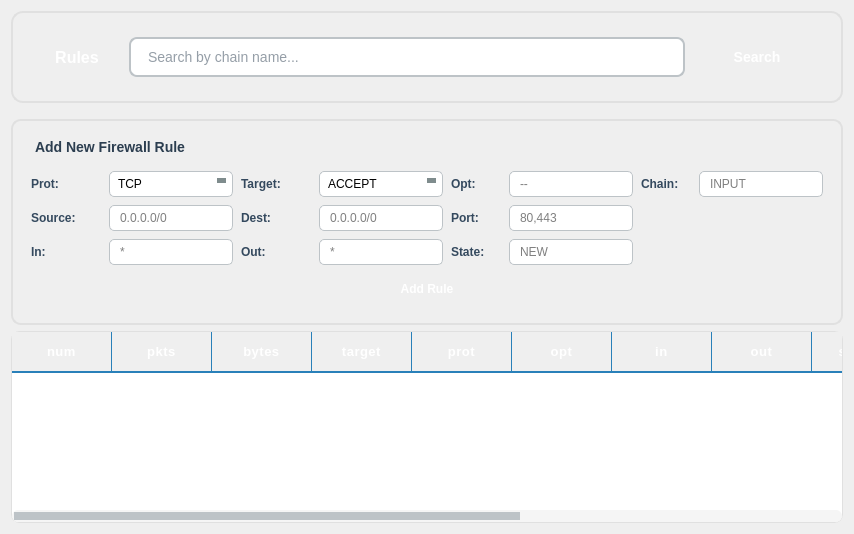
Before: the Qt Designer form frontend/tabs/tab_rules.ui in HoangGiap1804/Firewall-Application, drawn with Qt 5.
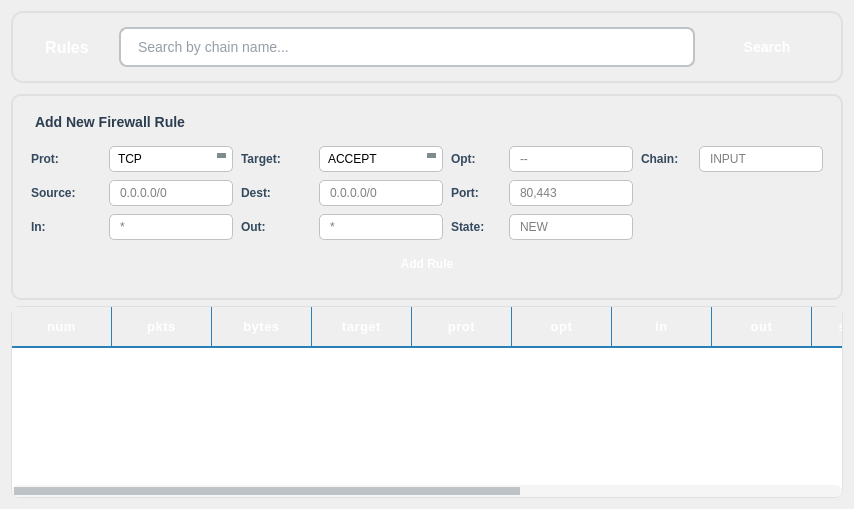
After: the same form once the commit is applied.

The edit to the form file:
```diff
--- a/frontend/tabs/tab_rules.ui
+++ b/frontend/tabs/tab_rules.ui
@@ -16,8 +16,8 @@
     border-radius: 12px;
     background: qlineargradient(x1:0, y1:0, x2:0, y2:1,
         stop:0 #ffffff, stop:1 #f8f9fa);
-    padding: 15px;
-    margin-bottom: 10px;
+    padding: 5px;
+    margin-bottom: 5px;
 }
 </string>
        </property>
```
